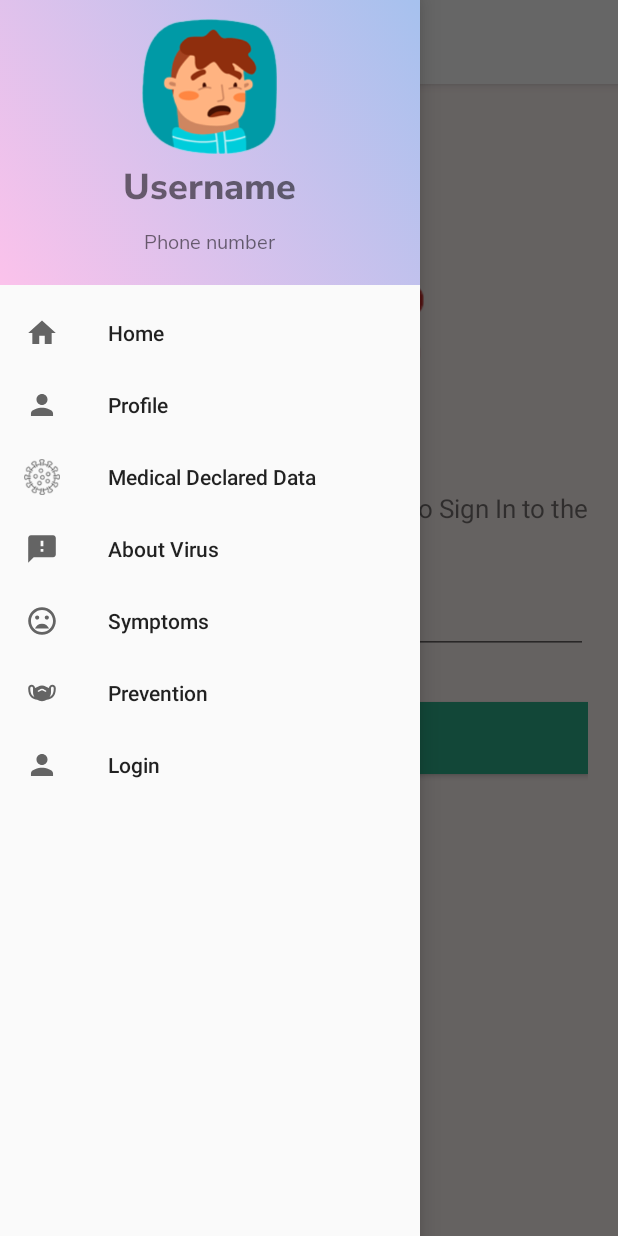
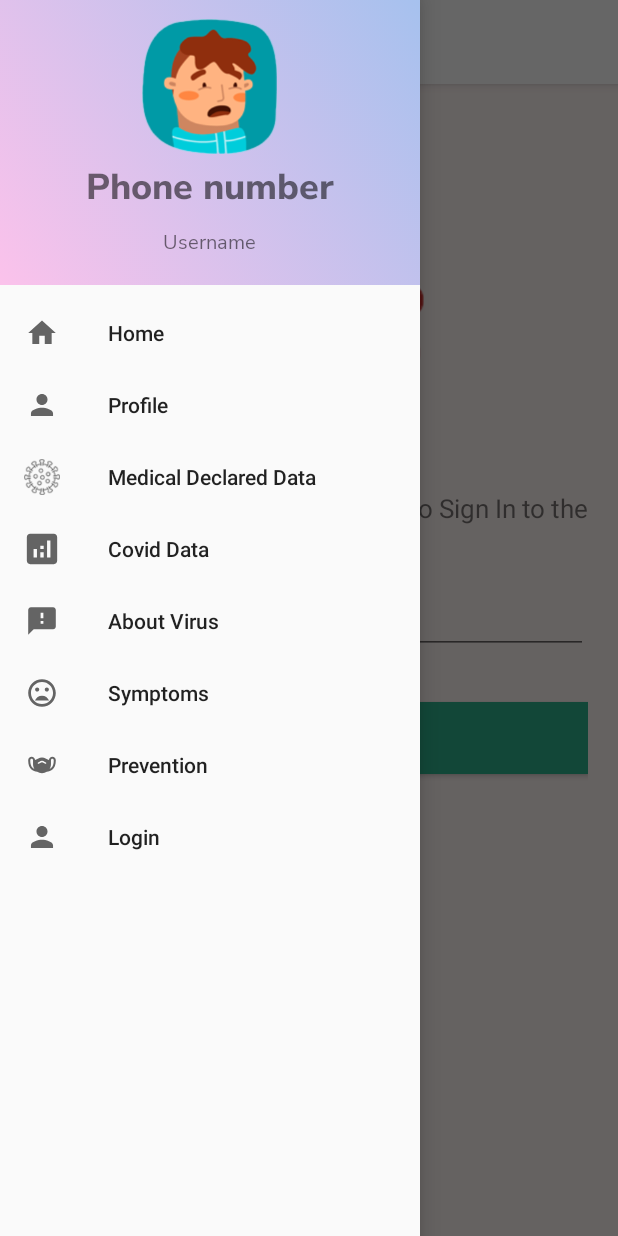
Before and after one commit to hoangnhhe141380/Covid_Tracker, an Android app: the fragment FragmentLogout placed in its activity, with the side drawer open, on a phone screen of 412 x 824 dp. Run offline under Robolectric (Android 15) with nearby library versions, the phone set to English and light mode, and no system bars; our stand-ins replace Firebase (no records; nobody signed in at launch, a user with empty details on screens opened directly).

Commit message:
Du update prototype2

```diff
--- a/app/src/main/java/com/example/covid_tracker/MainActivity.java
+++ b/app/src/main/java/com/example/covid_tracker/MainActivity.java
@@ -16,6 +16,7 @@ import android.os.Handler;
 import android.view.Menu;
 import android.view.MenuInflater;
 import android.view.MenuItem;
+import android.view.WindowManager;
 
 import com.example.covid_tracker.fragments.FragmentAboutVirus;
 import com.example.covid_tracker.fragments.FragmentAddMedicalDeclared;
@@ -92,8 +93,7 @@ public class MainActivity extends AppCompatActivity
 
         bindingView();
         replaceFragment(new FragmentHome());
-
-        setVisibleMenuItem();
+        this.getWindow().setSoftInputMode(WindowManager.LayoutParams.SOFT_INPUT_STATE_ALWAYS_HIDDEN);
     }
 
 
@@ -199,9 +199,5 @@ public class MainActivity extends AppCompatActivity
         mCurrentFragment = i;
     }
 
-    public void setVisibleMenuItem(){
-        MenuItem nav_item = menu.findItem(R.id.navigation_covid_data);
-        nav_item.setVisible(false);
-    }
 
 }
--- a/app/src/main/java/com/example/covid_tracker/fragments/FragmentLogin.java
+++ b/app/src/main/java/com/example/covid_tracker/fragments/FragmentLogin.java
@@ -81,11 +81,13 @@ public class FragmentLogin extends Fragment {
             tv_login_error.setText("Invalid phone number! Please try again!");
             return;
         }
+        txtPhoneNumberLogin.clearFocus();
         String phoneNumber = COUNTRY_CODE + phone.substring(1);
         OnVerificationStateChangedCallbacks(phoneNumber);
     }
 
     private void onBtnSkip(View view) {
+        txtPhoneNumberLogin.clearFocus();
         MainActivity.setCurrentFragment(1);
         FragmentTransaction transaction = getParentFragmentManager().beginTransaction();
         transaction.replace(R.id.content_frame, new FragmentHome());
--- a/app/src/main/java/com/example/covid_tracker/fragments/FragmentLogout.java
+++ b/app/src/main/java/com/example/covid_tracker/fragments/FragmentLogout.java
@@ -5,6 +5,7 @@ import android.view.LayoutInflater;
 import android.view.MenuItem;
 import android.view.View;
 import android.view.ViewGroup;
+import android.widget.TextView;
 
 import androidx.annotation.NonNull;
 import androidx.annotation.Nullable;
@@ -21,6 +22,11 @@ public class FragmentLogout extends Fragment {
     public View onCreateView(@NonNull LayoutInflater inflater, @Nullable ViewGroup container, @Nullable Bundle savedInstanceState) {
         View view=inflater.inflate(R.layout.layout_fragment_logout, container, false);
         MainActivity.currentAccount = null;
+        MainActivity mainActivity = (MainActivity) getActivity();
+        TextView nav_phone_number = mainActivity.findViewById(R.id.nav_phone_number);
+        TextView nav_username = mainActivity.findViewById(R.id.nav_username);
+        nav_phone_number.setText("Username");
+        nav_username.setText("Phone number");
         setMenu();
         goToLogin();
         return view;
--- a/app/src/main/java/com/example/covid_tracker/fragments/FragmentPassword.java
+++ b/app/src/main/java/com/example/covid_tracker/fragments/FragmentPassword.java
@@ -71,7 +71,7 @@ public class FragmentPassword extends Fragment {
             //TODO
             return;
         }
-
+        txtOtp.clearFocus();
         PhoneAuthCredential credential = PhoneAuthProvider.getCredential(verificationId, otp);
         signInWithPhoneAuthCredential(credential);
     }
--- a/app/src/main/java/com/example/covid_tracker/fragments/FragmentProfile.java
+++ b/app/src/main/java/com/example/covid_tracker/fragments/FragmentProfile.java
@@ -5,6 +5,7 @@ import android.util.Log;
 import android.view.LayoutInflater;
 import android.view.View;
 import android.view.ViewGroup;
+import android.view.WindowManager;
 import android.widget.Button;
 import android.widget.EditText;
 import android.widget.ScrollView;
@@ -73,7 +74,6 @@ public class FragmentProfile extends Fragment {
         bindingAccountListener(ref);
         bindingView(view);
         bindingAction();
-
         return view;
     }
 
--- a/app/src/main/res/layout/layout_fragment_profile.xml
+++ b/app/src/main/res/layout/layout_fragment_profile.xml
@@ -290,7 +290,7 @@
             android:layout_marginHorizontal="10dp"
             android:text="Save"
             android:layout_gravity="center"
-            android:visibility="gone"/>
+            android:visibility="gone" />
         <Button
             android:id="@+id/btn_cancel_prf"
             android:layout_width="wrap_content"
```
